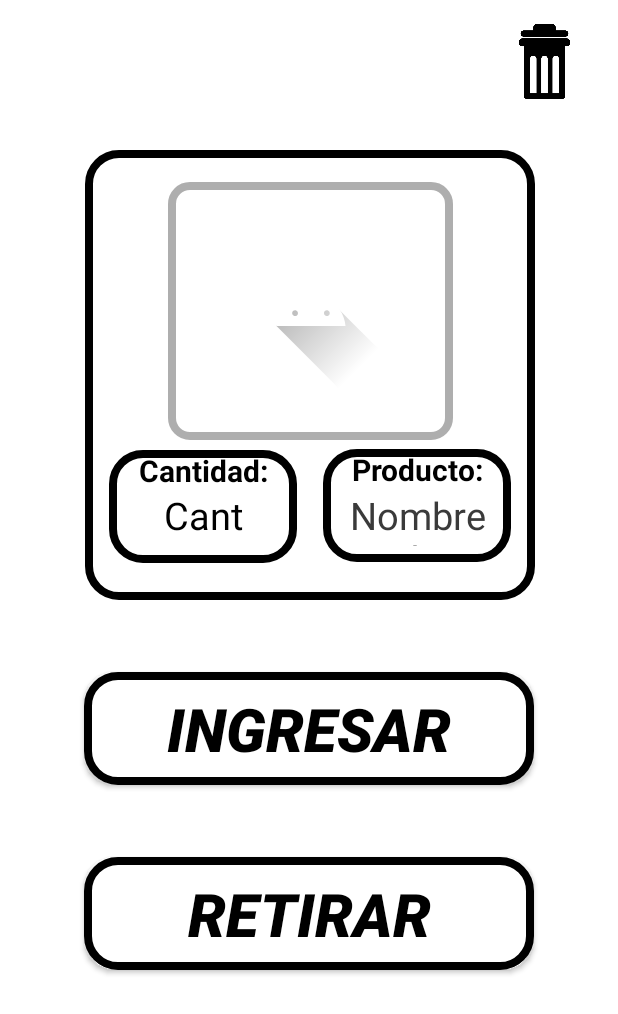
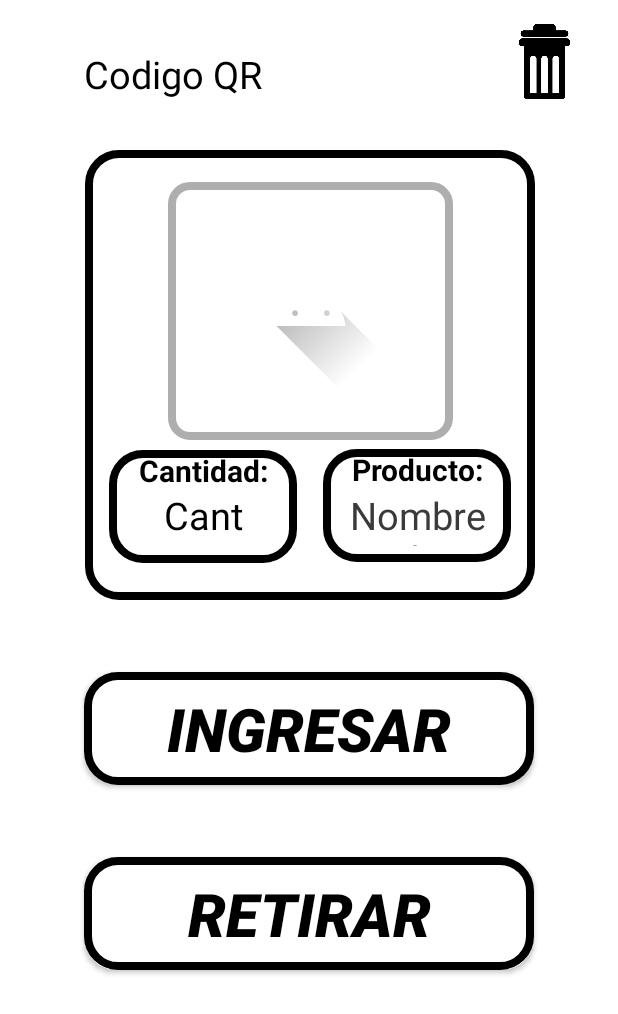
Before and after one commit to ORT-MECATRONICA/2022-PF-StocKode-Sasson-Raubvogel-Lijavetzky-Zuchowicki, an Android app: the fragment FragmentInfromacion placed in its activity, on a phone screen of 412 x 824 dp. Shown: the top 1014 px of the screen. Run offline under Robolectric (Android 15) with nearby library versions, the phone set to English and light mode, and no system bars; our stand-ins replace Firebase (no records; nobody signed in at launch, a user with empty details on screens opened directly); libraries missing offline, so code that uses them is left out: com.journeyapps.barcodescanner; 5 statements that could not run were skipped.

Commit message:
En proceso de implementar los qr

```diff
--- a/StocKode/app/src/main/java/com/example/stockode/Fragments/FragmentInfromacion.kt
+++ b/StocKode/app/src/main/java/com/example/stockode/Fragments/FragmentInfromacion.kt
@@ -1,32 +1,48 @@
 package com.example.stockode.Fragments
 
+import android.R.attr
+import android.R.attr.bitmap
 import android.app.AlertDialog
+import android.app.ProgressDialog
+import android.graphics.Bitmap
 import android.graphics.BitmapFactory
+import android.net.Uri
 import android.os.Bundle
-import androidx.fragment.app.Fragment
 import android.view.LayoutInflater
 import android.view.View
 import android.view.ViewGroup
 import android.widget.Button
 import android.widget.ImageView
 import android.widget.TextView
+import androidx.fragment.app.Fragment
 import androidx.navigation.findNavController
 import com.example.stockode.R
 import com.google.firebase.firestore.ktx.firestore
 import com.google.firebase.ktx.Firebase
 import com.google.firebase.storage.FirebaseStorage
+import com.google.zxing.BarcodeFormat
+import com.journeyapps.barcodescanner.BarcodeEncoder
+import java.io.ByteArrayOutputStream
 import java.io.File
+
 
 class FragmentInfromacion : Fragment() {
 
-    lateinit var v: View
-    lateinit var btnIrAIngreso: Button
-    lateinit var btnIrARetiro: Button
-    lateinit var txtProducto: TextView
-    lateinit var txtCantidad: TextView
+    private lateinit var v: View
+    private lateinit var btnIrAIngreso: Button
+    private lateinit var btnIrARetiro: Button
+    private lateinit var txtProducto: TextView
+    private lateinit var txtCantidad: TextView
     private lateinit var builder: AlertDialog.Builder
-    lateinit var imagen: ImageView
-    lateinit var Borrar: ImageView
+    private lateinit var imagen: ImageView
+    private lateinit var Borrar: ImageView
+    private lateinit var descargar: TextView
+
+    private var Nombre = FragmentInfromacionArgs.fromBundle(requireArguments()).title
+    private var Cantidad = FragmentInfromacionArgs.fromBundle(requireArguments()).description
+    private var Orden = FragmentInfromacionArgs.fromBundle(requireArguments()).orden
+
+    private lateinit var ImageUri: Uri
 
     private var db = Firebase.firestore
 
@@ -42,16 +58,14 @@ class FragmentInfromacion : Fragment() {
         imagen = v.findViewById(R.id.imagenProducto)
         Borrar = v.findViewById(R.id.btnEliminar)
         builder = AlertDialog.Builder(requireContext())
+        descargar = v.findViewById(R.id.descargarQR)
         return v
     }
 
     override fun onStart() {
         super.onStart()
 
-        val Nombre = FragmentInfromacionArgs.fromBundle(requireArguments()).title
         txtProducto.text = Nombre
-
-        val Cantidad = FragmentInfromacionArgs.fromBundle(requireArguments()).description
         txtCantidad.text = Cantidad
 
         var imageName = FragmentInfromacionArgs.fromBundle(requireArguments()).nombreImg
@@ -66,13 +80,42 @@ class FragmentInfromacion : Fragment() {
         }.addOnFailureListener {
         }
 
+        descargar.setOnClickListener {
+            try {
+                var barcodeEncoder: BarcodeEncoder = BarcodeEncoder()
+                var bitmap: Bitmap = barcodeEncoder.encodeBitmap(
+                    Orden,
+                    BarcodeFormat.QR_CODE,
+                    300,
+                    300
+                )
+                //codigoQr.setImageBitmap(bitmap)
+                val fileName = "QR " + Nombre
+                val storageReference = FirebaseStorage.getInstance().getReference("QR/$fileName")
+
+                val stream = ByteArrayOutputStream()
+                bitmap.compress(Bitmap.CompressFormat.PNG, 90, stream)
+                val image: ByteArray = stream.toByteArray()
+
+                storageReference.putBytes(image).addOnSuccessListener {
+                }
+
+            } catch (e: Exception) {
+                e.printStackTrace()
+            }
+        }
         btnIrAIngreso.setOnClickListener {
-            val actionInfoIngreso = FragmentInfromacionDirections.actionInformacionToIngreso(imageName,Cantidad,Nombre)
+            val actionInfoIngreso = FragmentInfromacionDirections.actionInformacionToIngreso(
+                imageName,
+                Cantidad,
+                Nombre
+            )
             v.findNavController().navigate(actionInfoIngreso)
         }
 
         btnIrARetiro.setOnClickListener {
-            val actionInfoRetiro = FragmentInfromacionDirections.actionInformacionToRetiro(imageName,Cantidad,Nombre)
+            val actionInfoRetiro =
+                FragmentInfromacionDirections.actionInformacionToRetiro(imageName, Cantidad, Nombre)
             v.findNavController().navigate(actionInfoRetiro)
         }
         Borrar.setOnClickListener {
@@ -88,7 +131,7 @@ class FragmentInfromacion : Fragment() {
                         FirebaseStorage.getInstance().getReference("images/$fileName")
                     storageReference.delete()
                 }
-                .setNegativeButton("No"){dialogInterface, It->
+                .setNegativeButton("No") { dialogInterface, It ->
                     dialogInterface.cancel()
                 }.show()
         }
--- a/StocKode/app/src/main/java/com/example/stockode/Fragments/FragmentStock.kt
+++ b/StocKode/app/src/main/java/com/example/stockode/Fragments/FragmentStock.kt
@@ -65,7 +65,8 @@ class FragmentStock : Fragment() {
                         val Recycler = Producto(
                             title = document.get("title") as String,
                             document.get("description") as String,
-                            document.get("nombreImg") as String
+                            document.get("nombreImg") as String,
+                            document.get("numero") as String
                         )
                         Log.d("Test", "DocumentSnapshot data: ${Recycler.toString()}")
                         lista.add(Recycler)
@@ -87,7 +88,8 @@ class FragmentStock : Fragment() {
         val action = FragmentStockDirections.actionStockToInformacion(
             lista[pos].title,
             lista[pos].description,
-            lista[pos].NombreImg
+            lista[pos].NombreImg,
+            lista[pos].numero
         )
         v.findNavController().navigate(action)
     }
--- a/StocKode/app/src/main/java/com/example/stockode/entities/Producto.kt
+++ b/StocKode/app/src/main/java/com/example/stockode/entities/Producto.kt
@@ -1,4 +1,4 @@
 package com.example.stockode.entities
 
-class Producto(var title: String, var description: String, var NombreImg: String) {
+class Producto(var title: String, var description: String, var NombreImg: String, var numero: String) {
 }
--- a/StocKode/app/src/main/res/layout/informacion_fragment.xml
+++ b/StocKode/app/src/main/res/layout/informacion_fragment.xml
@@ -146,4 +146,17 @@
         app:layout_constraintTop_toTopOf="parent"
         tools:ignore="SpeakableTextPresentCheck" />
 
+    <TextView
+        android:id="@+id/descargarQR"
+        android:layout_width="wrap_content"
+        android:layout_height="wrap_content"
+        android:layout_marginTop="32dp"
+        android:text="Codigo QR"
+        android:textColor="@color/black"
+        android:textSize="25sp"
+        app:layout_constraintEnd_toEndOf="parent"
+        app:layout_constraintHorizontal_bias="0.191"
+        app:layout_constraintStart_toStartOf="parent"
+        app:layout_constraintTop_toTopOf="parent" />
+
 </androidx.constraintlayout.widget.ConstraintLayout>
--- a/StocKode/app/src/main/res/navigation/nav_graph.xml
+++ b/StocKode/app/src/main/res/navigation/nav_graph.xml
@@ -43,6 +43,8 @@
         <action
             android:id="@+id/action_informacion_to_stock"
             app:destination="@id/stock" />
+        <argument android:name="Orden"
+            app:argType="string" />
     </fragment>
     <fragment
         android:id="@+id/ingreso"
```
